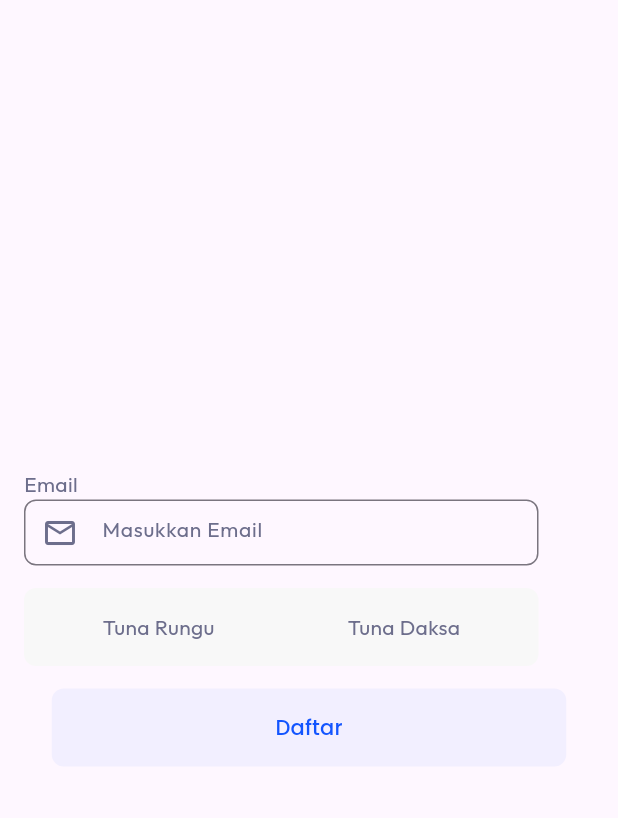
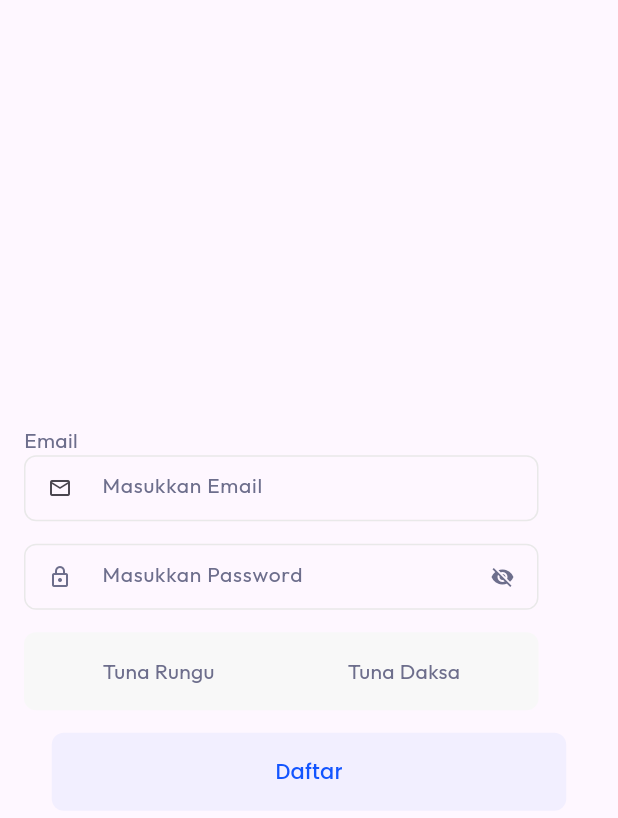
Before and after one commit to indahgithaa/includemy, a Flutter app: the screen it shows after launch, on a phone screen of 412 x 824 dp. Shown: the top 818 px of the screen. Run offline on Flutter 3.47's test engine with Material 3 defaults, Android fonts, the phone set to English and light mode, and no system bars; our stand-ins replace google_fonts.

Commit message:
feat: password obscured

```diff
--- a/lib/pages/onboarding_page.dart
+++ b/lib/pages/onboarding_page.dart
@@ -4,6 +4,7 @@ import './widgets/buttons.dart';
 import '../styles/color_styles.dart';
 import './widgets/text_fields.dart';
 import './widgets/segmented_options.dart';
+import './widgets/password_fields.dart';
 
 class OnboardingPage extends StatefulWidget {
   const OnboardingPage({super.key});
@@ -14,6 +15,9 @@ class OnboardingPage extends StatefulWidget {
 
 class _OnboardingPageState extends State<OnboardingPage> {
   TextEditingController usernameController = TextEditingController();
+  TextEditingController passwordController = TextEditingController();
+
+  String _userDisability = "";
 
   @override
   Widget build(BuildContext context) {
@@ -41,6 +45,8 @@ class _OnboardingPageState extends State<OnboardingPage> {
                 )
               ),
               SizedBox(height: 15,),
+              PasswordTextFields(passwordController: passwordController),
+              SizedBox(height: 15,),
               SegmentedOption(),
               SizedBox(height: 15,),
               Buttons(
@@ -50,6 +56,7 @@ class _OnboardingPageState extends State<OnboardingPage> {
               backgroundColor: Color.fromRGBO(19, 85, 255, 0.05),
               fontColor: ColorStyles.primary,
               ),
+
             ]
           ),
         ),
--- a/lib/pages/widgets/chip_options.dart
+++ b/lib/pages/widgets/chip_options.dart
@@ -0,0 +1,19 @@
+import 'package:flutter/material.dart';
+import 'package:google_fonts/google_fonts.dart';
+import 'package:includemy/styles/color_styles.dart';
+
+class ChipOptions extends StatefulWidget {
+  const ChipOptions({super.key});
+
+  @override
+  State<ChipOptions> createState() => _ChipOptionsState();
+}
+
+class _ChipOptionsState extends State<ChipOptions> {
+  List<String> _dreamJobList = [];
+
+  @override
+  Widget build(BuildContext context) {
+    return const Placeholder();
+  }
+}
--- /dev/null
+++ b/lib/pages/widgets/password_fields.dart
@@ -0,0 +1,82 @@
+import 'package:flutter/material.dart';
+import 'package:google_fonts/google_fonts.dart';
+import 'package:includemy/styles/color_styles.dart';
+
+class PasswordTextFields extends StatefulWidget {
+  final TextEditingController passwordController;
+
+  const PasswordTextFields({
+    Key? key,
+    required this.passwordController,
+   });
+
+  @override
+  State<PasswordTextFields> createState() => _TextFieldsState();
+}
+
+class _TextFieldsState extends State<PasswordTextFields> {
+  bool _passwordVisible = false;
+
+  @override
+  void initState() {
+    // TODO: implement initState
+    _passwordVisible = false;
+  }
+
+  @override
+  Widget build(BuildContext context) {
+    return SizedBox(
+      width: 343,
+      height: 44,
+      child: TextFormField(
+        controller: widget.passwordController,
+        keyboardType: TextInputType.visiblePassword,
+        style: GoogleFonts.outfit(
+          fontSize: 14,
+          color: ColorStyles.greyText,
+        ),
+        decoration: InputDecoration(
+          contentPadding: EdgeInsets.all(16),
+          prefixIcon: Icon(
+            Icons.lock_outlined,
+            color: ColorStyles.greyText,
+            size: 16,
+          ),
+          suffixIcon: GestureDetector(
+            onTap: () {
+              setState(() {
+                if (_passwordVisible) {
+                  _passwordVisible = false;
+                } else {
+                  _passwordVisible = true;
+                }
+              });
+            },
+            child: Icon(
+              _passwordVisible ? Icons.visibility : Icons.visibility_off,
+              color: ColorStyles.greyText,
+              size: 16,
+            ),
+          ),
+          hintText: "Masukkan Password",
+          hintStyle: TextStyle(
+            color: ColorStyles.greyText,
+          ),
+          enabledBorder: OutlineInputBorder(
+            borderRadius: BorderRadius.circular(8),
+            borderSide: BorderSide(
+              color: ColorStyles.greyOutline, // Unfocused border color
+            ),
+          ),
+          focusedBorder: OutlineInputBorder(
+            borderRadius: BorderRadius.circular(8),
+            borderSide: BorderSide(
+              color: ColorStyles.greyOutline, // Focused border color
+            ),
+          ),
+        ),
+        obscureText: !_passwordVisible,
+      ),
+    );
+  }
+}
--- a/lib/pages/widgets/segmented_options.dart
+++ b/lib/pages/widgets/segmented_options.dart
@@ -3,7 +3,9 @@ import 'package:google_fonts/google_fonts.dart';
 import 'package:includemy/styles/color_styles.dart';
 
 class SegmentedOption extends StatefulWidget {
-  const SegmentedOption({super.key});
+  final String _userDisability = "";
+
+  const SegmentedOption({Key? key,});
 
   @override
   State<SegmentedOption> createState() => _SegmentedOptionState();
@@ -32,6 +34,7 @@ class _SegmentedOptionState extends State<SegmentedOption> {
                   setState(() {
                     _choiceIndex = 0;
                     _userDisability = "Tuna Rungu";
+                    print("disabilitas:" + _userDisability);
                   });
                 }
               },
@@ -59,6 +62,7 @@ class _SegmentedOptionState extends State<SegmentedOption> {
                     _choiceIndex = 1;
                     _userDisability = "Tuna Daksa";
                   });
+                  print("disabilitas:" + _userDisability);
                 }
               },
               child: Container(
--- a/lib/pages/widgets/text_fields.dart
+++ b/lib/pages/widgets/text_fields.dart
@@ -35,19 +35,26 @@ class _TextFieldsState extends State<TextFields> {
         ),
         decoration: InputDecoration(
           contentPadding: EdgeInsets.all(16),
-          prefixIcon: widget.icon,
+          prefixIcon: Icon(
+            Icons.email_outlined,
+            size: 16,
+          ),
           hintText: widget.text,
           hintStyle: TextStyle(
             color: ColorStyles.greyText,
           ),
-          border: OutlineInputBorder(
+          enabledBorder: OutlineInputBorder(
             borderRadius: BorderRadius.circular(8),
+            borderSide: BorderSide(
+              color: ColorStyles.greyOutline, // Unfocused border color
+            ),
           ),
           focusedBorder: OutlineInputBorder(
+            borderRadius: BorderRadius.circular(8),
             borderSide: BorderSide(
-              color: ColorStyles.greyOutline,
-            )
-          )
+              color: ColorStyles.greyOutline, // Focused border color
+            ),
+          ),
         ),
       ),
     );
```
